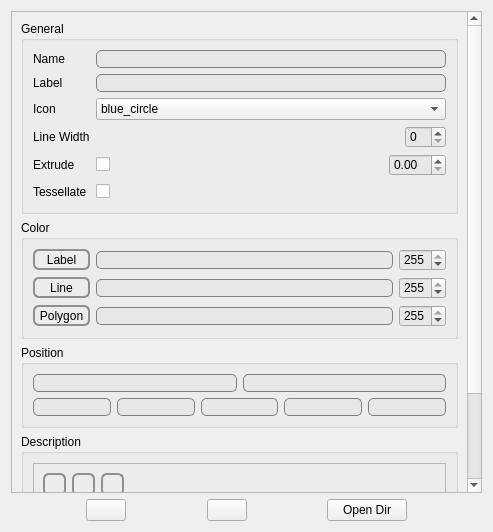
First picture: the form in ui/kmlwindow.ui, repository epifanio/planetsasha, before the edit.
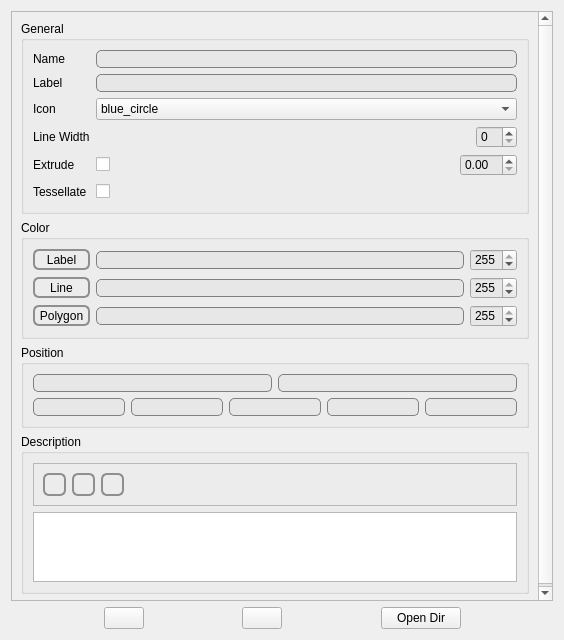
Second picture: the form after the edit. Icons and pictures are not drawn.

Commit message: adding kml settings window

What changed in the file:
```diff
--- a/ui/kmlwindow.ui
+++ b/ui/kmlwindow.ui
@@ -6,8 +6,8 @@
    <rect>
     <x>0</x>
     <y>0</y>
-    <width>493</width>
-    <height>532</height>
+    <width>564</width>
+    <height>640</height>
    </rect>
   </property>
   <property name="windowTitle">
@@ -27,8 +27,8 @@
       <property name="geometry">
        <rect>
         <x>0</x>
-        <y>0</y>
-        <width>457</width>
+        <y>-57</y>
+        <width>528</width>
         <height>642</height>
        </rect>
       </property>
```
The commit also changes 5 other files.
